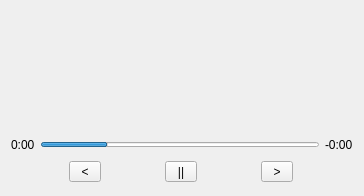
Above: widgets/DDEMpris2Widget.ui from SeptemberHX/dde-mpris2-plugin before the change. Below: the same form after it.
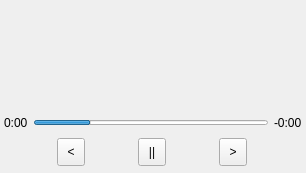
That is the form after the change. Custom widgets are drawn as their Qt base class.

Commit message: add: raise app when clicking entry; UI improvement

```diff
--- a/widgets/DDEMpris2Widget.ui
+++ b/widgets/DDEMpris2Widget.ui
@@ -6,8 +6,8 @@
    <rect>
     <x>0</x>
     <y>0</y>
-    <width>353</width>
-    <height>196</height>
+    <width>306</width>
+    <height>173</height>
    </rect>
   </property>
   <property name="sizePolicy">
@@ -26,6 +26,21 @@
    <string>Form</string>
   </property>
   <layout class="QVBoxLayout" name="verticalLayout">
+   <property name="spacing">
+    <number>2</number>
+   </property>
+   <property name="leftMargin">
+    <number>4</number>
+   </property>
+   <property name="topMargin">
+    <number>4</number>
+   </property>
+   <property name="rightMargin">
+    <number>4</number>
+   </property>
+   <property name="bottomMargin">
+    <number>4</number>
+   </property>
    <item>
     <widget class="QWidget" name="widget" native="true">
      <property name="sizePolicy">
@@ -35,6 +50,21 @@
       </sizepolicy>
      </property>
      <layout class="QHBoxLayout" name="horizontalLayout">
+      <property name="spacing">
+       <number>2</number>
+      </property>
+      <property name="leftMargin">
+       <number>4</number>
+      </property>
+      <property name="topMargin">
+       <number>4</number>
+      </property>
+      <property name="rightMargin">
+       <number>4</number>
+      </property>
+      <property name="bottomMargin">
+       <number>4</number>
+      </property>
       <item>
        <widget class="QLabel" name="artLabel">
         <property name="minimumSize">
@@ -57,11 +87,26 @@
       <item>
        <widget class="QWidget" name="widget_3" native="true">
         <layout class="QVBoxLayout" name="verticalLayout_2">
+         <property name="spacing">
+          <number>4</number>
+         </property>
+         <property name="leftMargin">
+          <number>4</number>
+         </property>
+         <property name="topMargin">
+          <number>4</number>
+         </property>
+         <property name="rightMargin">
+          <number>4</number>
+         </property>
+         <property name="bottomMargin">
+          <number>4</number>
+         </property>
          <item>
           <widget class="ScrollLabel" name="titleLabel">
            <property name="minimumSize">
             <size>
-             <width>200</width>
+             <width>180</width>
              <height>0</height>
             </size>
            </property>
@@ -177,6 +222,9 @@
          </sizepolicy>
         </property>
         <layout class="QHBoxLayout" name="horizontalLayout_3">
+         <property name="spacing">
+          <number>0</number>
+         </property>
          <property name="leftMargin">
           <number>0</number>
          </property>
@@ -191,41 +239,95 @@
          </property>
          <item>
           <widget class="QToolButton" name="prevButton">
+           <property name="sizePolicy">
+            <sizepolicy hsizetype="Preferred" vsizetype="Preferred">
+             <horstretch>0</horstretch>
+             <verstretch>0</verstretch>
+            </sizepolicy>
+           </property>
+           <property name="minimumSize">
+            <size>
+             <width>28</width>
+             <height>28</height>
+            </size>
+           </property>
            <property name="maximumSize">
             <size>
-             <width>32</width>
-             <height>32</height>
+             <width>28</width>
+             <height>28</height>
             </size>
            </property>
            <property name="text">
             <string>&lt;</string>
            </property>
+           <property name="iconSize">
+            <size>
+             <width>24</width>
+             <height>24</height>
+            </size>
+           </property>
           </widget>
          </item>
          <item>
           <widget class="QToolButton" name="pausePlayButton">
+           <property name="sizePolicy">
+            <sizepolicy hsizetype="Preferred" vsizetype="Preferred">
+             <horstretch>0</horstretch>
+             <verstretch>0</verstretch>
+            </sizepolicy>
+           </property>
+           <property name="minimumSize">
+            <size>
+             <width>28</width>
+             <height>28</height>
+            </size>
+           </property>
            <property name="maximumSize">
             <size>
-             <width>32</width>
-             <height>32</height>
+             <width>28</width>
+             <height>28</height>
             </size>
            </property>
            <property name="text">
             <string>||</string>
            </property>
+           <property name="iconSize">
+            <size>
+             <width>24</width>
+             <height>24</height>
+            </size>
+           </property>
           </widget>
          </item>
          <item>
           <widget class="QToolButton" name="nextButton">
+           <property name="sizePolicy">
+            <sizepolicy hsizetype="Preferred" vsizetype="Preferred">
+             <horstretch>0</horstretch>
+             <verstretch>0</verstretch>
+            </sizepolicy>
+           </property>
+           <property name="minimumSize">
+            <size>
+             <width>28</width>
+             <height>28</height>
+            </size>
+           </property>
            <property name="maximumSize">
             <size>
-             <width>32</width>
-             <height>32</height>
+             <width>28</width>
+             <height>28</height>
             </size>
            </property>
            <property name="text">
             <string>&gt;</string>
            </property>
+           <property name="iconSize">
+            <size>
+             <width>24</width>
+             <height>24</height>
+            </size>
+           </property>
           </widget>
          </item>
         </layout>
```
The commit also changes 5 other files.
